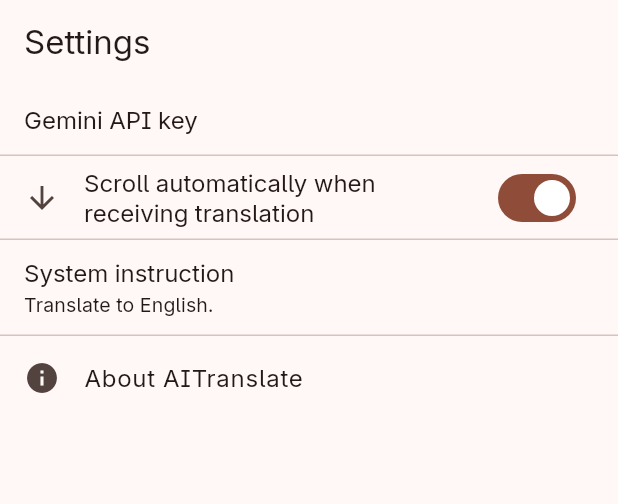
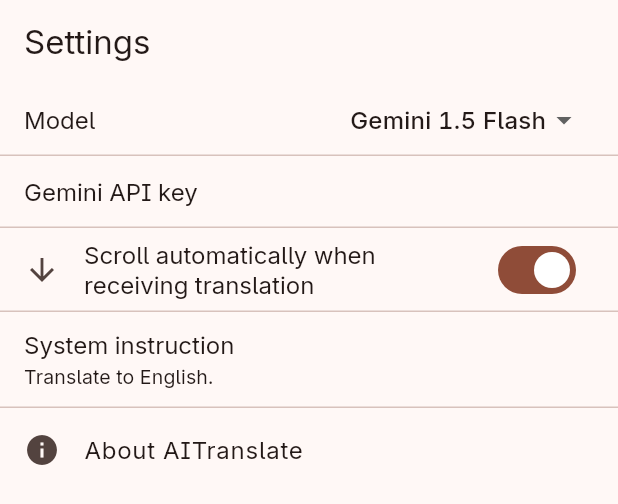
Before and after one commit to kddlb/aitranslate-flutter, a Flutter app: the AppSettings widget shown alone on an empty page, opened directly, on a phone screen of 412 x 824 dp. Shown: the top 504 px of the screen. Run offline on Flutter 3.47's test engine with Material 3 defaults, Android fonts, the phone set to English and light mode, and no system bars; drawn by our look-alikes of flutter_settings_screens; our stand-ins replace google_generative_ai; missing offline and left inert: linked_scroll_controller, super_clipboard; generated files the repository leaves out were written again; statements that could not run were skipped.

Commit message:
Added model selector and updated dependencies

```diff
--- /dev/null
+++ b/devtools_options.yaml
@@ -0,0 +1,3 @@
+description: This file stores settings for Dart & Flutter DevTools.
+documentation: https://docs.flutter.dev/tools/devtools/extensions#configure-extension-enablement-states
+extensions:
--- a/lib/app_settings.dart
+++ b/lib/app_settings.dart
@@ -23,6 +23,14 @@
           defaultValue: 16,
           leading: const Icon(Icons.format_size),
         ),*/
+        DropDownSettingsTile(
+            title: AppLocalizations.of(context)!.model,
+            settingKey: "model",
+            selected: "gemini-1.5-flash-latest",
+            values: const {
+              "gemini-1.5-flash-latest": "Gemini 1.5 Flash",
+              "gemini-1.5-pro-latest": "Gemini 1.5 Pro",
+            }),
         TextInputSettingsTile(
           title: AppLocalizations.of(context)!.settingsApiKeyLabel,
           settingKey: "openAiApiKey",
--- a/lib/l10n/app_en.arb
+++ b/lib/l10n/app_en.arb
@@ -1,7 +1,7 @@
 {
     "appTitle": "AITranslate",
     "firstRunAlertTitle": "A Gemini API key is required.",
-    "firstRunAlertDescription": "The API key is stored in your device and is sent directly to Google's Gemini API.",
+    "firstRunAlertDescription": "The API key is stored in your device and is sent directly to the Gemini API.",
     "firstRunAlertLinkOut": "Get from AI Studio",
     "firstRunAlertSet": "Set",
     "clearTextTooltip": "Clear text",
@@ -15,10 +15,11 @@
     "settingsApiKeyValidatorRequired": "An API key is required.",
     "settingsScrollAutomatically": "Scroll automatically when receiving translation",
     "settingsSystemMessageLabel": "System instruction",
-    "settingsSystemMessageLanguageRecommendation": "It is recommended that the system instruction contains language name.",
+    "settingsSystemMessageLanguageRecommendation": "It is recommended that the system instruction contains a language.",
     "settingsSystemMessageValidatorRequired": "A system instruction is required.",
     "settingsFontSize": "Font size",
     "copy": "Copy from translation",
-    "paste": "Paste to source"
+    "paste": "Paste to source",
+    "model": "Model"
 
 }
--- a/lib/l10n/app_es.arb
+++ b/lib/l10n/app_es.arb
@@ -19,5 +19,6 @@
     "settingsSystemMessageValidatorRequired": "Se requiere una instrucción del sistema.",
     "settingsFontSize": "Tamaño de fuente",
     "copy": "Copiar desde traducción",
-    "paste": "Pegar a origen"
+    "paste": "Pegar a origen",
+    "model": "Modelo"
 }
```
Also changed, not shown: lib/main.dart (+11 -2 lines), pubspec.lock.
